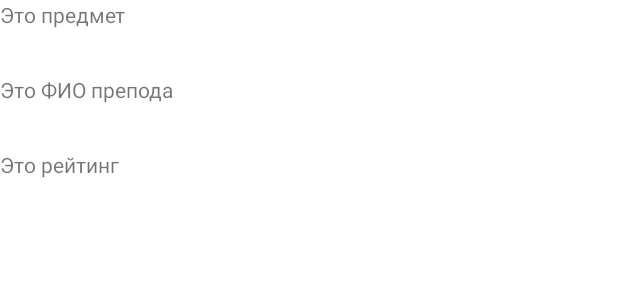
After one commit to JoelWillLiveForever/SAREST, an Android app: the layout card_layout.xml on its own in the app's theme, with its tools: preview values and no code run, on a phone screen of 412 x 824 dp. The commit adds this screen. Shown: the top 300 px of the screen. Run offline under Robolectric (Android 15) with nearby library versions, the phone set to English and light mode, and no system bars; network calls fail.

Commit message:
Карточки сопа

```diff
--- /dev/null
+++ b/app/src/main/res/layout/card_layout.xml
@@ -0,0 +1,30 @@
+<?xml version="1.0" encoding="utf-8"?>
+<LinearLayout xmlns:android="http://schemas.android.com/apk/res/android"
+    android:layout_width="match_parent"
+    android:layout_height="150dp"
+    android:orientation="vertical"
+    android:gravity="top"
+    android:id="@+id/card">
+
+    <TextView
+        android:id="@+id/card_predmet"
+        android:text="Это предмет"
+        android:layout_width="match_parent"
+        android:layout_height="match_parent"
+        android:layout_weight="1" />
+
+    <TextView
+        android:id="@+id/card_FIO"
+        android:text="Это ФИО препода"
+        android:layout_width="match_parent"
+        android:layout_height="match_parent"
+        android:layout_weight="1" />
+
+    <TextView
+        android:id="@+id/card_score"
+        android:text="Это рейтинг"
+        android:layout_width="match_parent"
+        android:layout_height="match_parent"
+        android:layout_weight="1" />
+
+</LinearLayout>
```
Also changed, not shown: app/src/main/java/com/example/sarest/Card.java (added, +38 -0 lines), app/src/main/java/com/example/sarest/MainActivity.java (+15 -0 lines).
